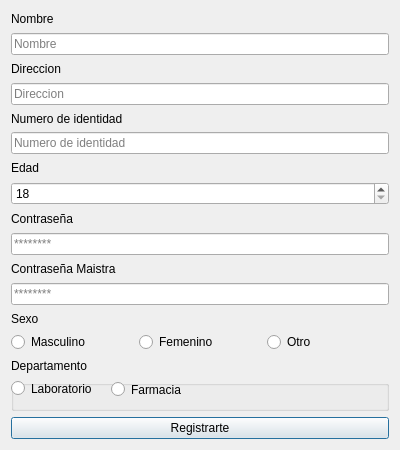
This is ui/signin.ui in mendoza/improved-spork as Qt 5 draws it before an edit. The edited form follows.
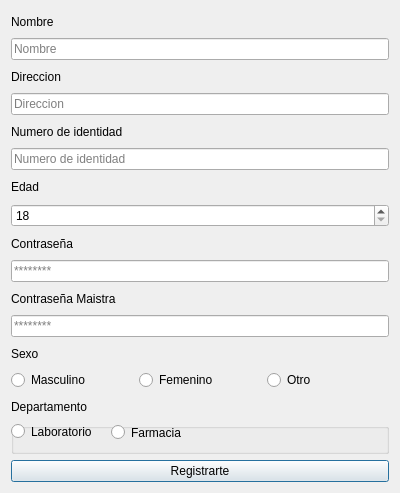
This is the edited form. Icons and pictures are not drawn.

Patch:
```diff
--- a/ui/signin.ui
+++ b/ui/signin.ui
@@ -7,7 +7,7 @@
     <x>0</x>
     <y>0</y>
     <width>400</width>
-    <height>450</height>
+    <height>493</height>
    </rect>
   </property>
   <property name="windowTitle">
```
Left out of the diff: 16 changed lines with no effect on the pictures.
